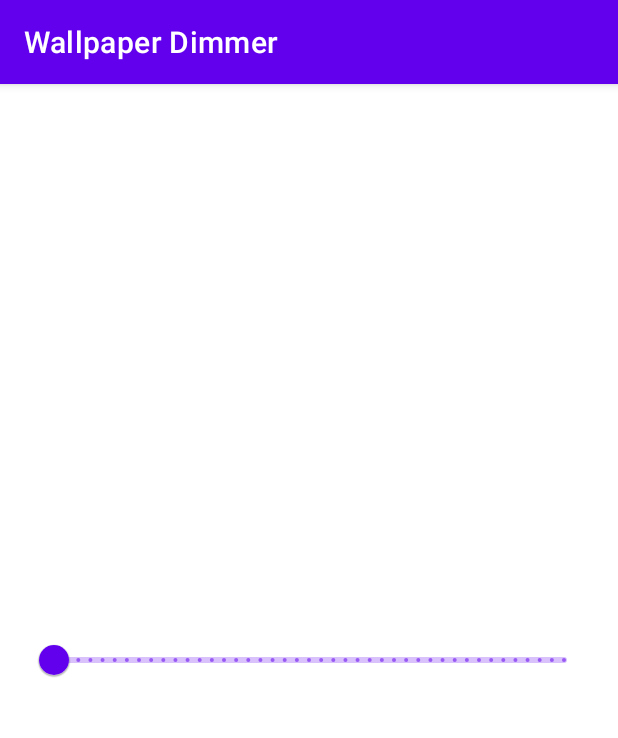
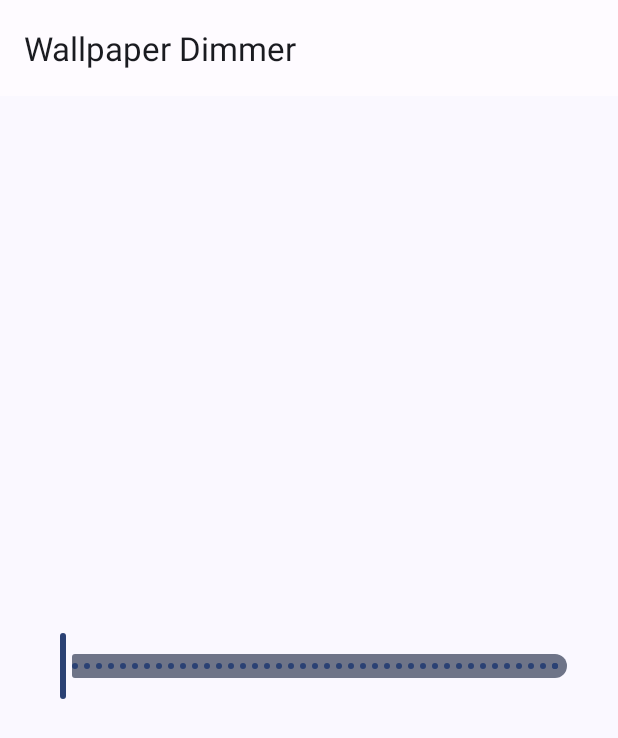
Before and after one commit to witelokk/WallpaperDimmerAndroid13, an Android app: the screen it shows after launch (MainActivity), on a phone screen of 412 x 824 dp. Shown: the top 738 px of the screen. Run offline under Robolectric (Android 15) with nearby library versions, the phone set to English and light mode, and no system bars; libraries missing offline, so code that uses them is left out: com.topjohnwu.superuser; 3 statements that could not run were skipped.

Commit message:
add material 3 theming

```diff
--- a/app/src/main/java/com/witelokk/wallpaperdimmer/MainActivity.kt
+++ b/app/src/main/java/com/witelokk/wallpaperdimmer/MainActivity.kt
@@ -5,12 +5,14 @@ import android.util.Log
 import android.widget.Toast
 import androidx.annotation.FloatRange
 import androidx.appcompat.app.AppCompatActivity
+import com.google.android.material.color.DynamicColors
 import com.google.android.material.slider.Slider
 import com.topjohnwu.superuser.Shell
 
 class MainActivity : AppCompatActivity() {
     override fun onCreate(savedInstanceState: Bundle?) {
         super.onCreate(savedInstanceState)
+        DynamicColors.applyToActivityIfAvailable(this)
         setContentView(R.layout.activity_main)
 
         Shell.getShell()
--- a/app/src/main/res/values-night/themes.xml
+++ b/app/src/main/res/values-night/themes.xml
@@ -1,16 +1,11 @@
-<resources xmlns:tools="http://schemas.android.com/tools">
-    <!-- Base application theme. -->
-    <style name="Theme.WallpaperDimmer" parent="Theme.MaterialComponents.DayNight.DarkActionBar">
-        <!-- Primary brand color. -->
-        <item name="colorPrimary">@color/purple_200</item>
-        <item name="colorPrimaryVariant">@color/purple_700</item>
-        <item name="colorOnPrimary">@color/black</item>
-        <!-- Secondary brand color. -->
-        <item name="colorSecondary">@color/teal_200</item>
-        <item name="colorSecondaryVariant">@color/teal_200</item>
-        <item name="colorOnSecondary">@color/black</item>
-        <!-- Status bar color. -->
-        <item name="android:statusBarColor">?attr/colorPrimaryVariant</item>
-        <!-- Customize your theme here. -->
+<resources>
+    <style name="Theme.WallpaperDimmer" parent="Theme.Material3.DayNight">
+        <item name="android:statusBarColor">@color/surface_dark</item>
+        <item name="android:navigationBarColor">@color/surface_dark</item>
+        <item name="actionBarStyle">@style/Theme.WallpaperDimmer.ActionBar</item>
+    </style>
+    <style name="Theme.WallpaperDimmer.ActionBar" parent="Widget.Material3.Light.ActionBar.Solid">
+        <item name="elevation">0dp</item>
+        <item name="background">@color/surface_dark</item>
     </style>
 </resources>
--- a/app/src/main/res/values/colors.xml
+++ b/app/src/main/res/values/colors.xml
@@ -1,10 +1,5 @@
 <?xml version="1.0" encoding="utf-8"?>
 <resources>
-    <color name="purple_200">#FFBB86FC</color>
-    <color name="purple_500">#FF6200EE</color>
-    <color name="purple_700">#FF3700B3</color>
-    <color name="teal_200">#FF03DAC5</color>
-    <color name="teal_700">#FF018786</color>
-    <color name="black">#FF000000</color>
-    <color name="white">#FFFFFFFF</color>
+    <color name="surface_dark">@color/material_dynamic_neutral10</color>
+    <color name="surface_light">@color/material_dynamic_neutral99</color>
 </resources>
--- a/app/src/main/res/values/themes.xml
+++ b/app/src/main/res/values/themes.xml
@@ -1,16 +1,12 @@
-<resources xmlns:tools="http://schemas.android.com/tools">
-    <!-- Base application theme. -->
-    <style name="Theme.WallpaperDimmer" parent="Theme.MaterialComponents.DayNight.DarkActionBar">
-        <!-- Primary brand color. -->
-        <item name="colorPrimary">@color/purple_500</item>
-        <item name="colorPrimaryVariant">@color/purple_700</item>
-        <item name="colorOnPrimary">@color/white</item>
-        <!-- Secondary brand color. -->
-        <item name="colorSecondary">@color/teal_200</item>
-        <item name="colorSecondaryVariant">@color/teal_700</item>
-        <item name="colorOnSecondary">@color/black</item>
-        <!-- Status bar color. -->
-        <item name="android:statusBarColor">?attr/colorPrimaryVariant</item>
-        <!-- Customize your theme here. -->
+<resources>
+    <style name="Theme.WallpaperDimmer" parent="Theme.Material3.DayNight">
+        <item name="android:statusBarColor">@color/surface_light</item>
+        <item name="android:windowLightStatusBar">true</item>
+        <item name="android:navigationBarColor">@color/surface_light</item>
+        <item name="actionBarStyle">@style/Theme.WallpaperDimmer.ActionBar</item>
+    </style>
+    <style name="Theme.WallpaperDimmer.ActionBar" parent="Widget.Material3.Light.ActionBar.Solid">
+        <item name="elevation">0dp</item>
+        <item name="background">@color/surface_light</item>
     </style>
 </resources>
```
